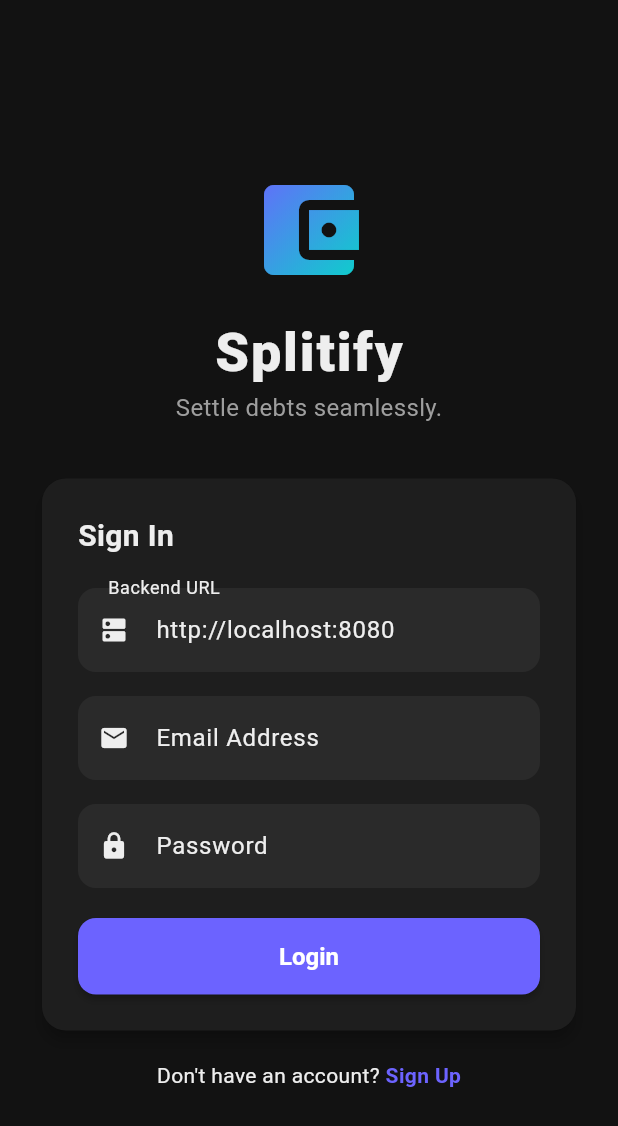
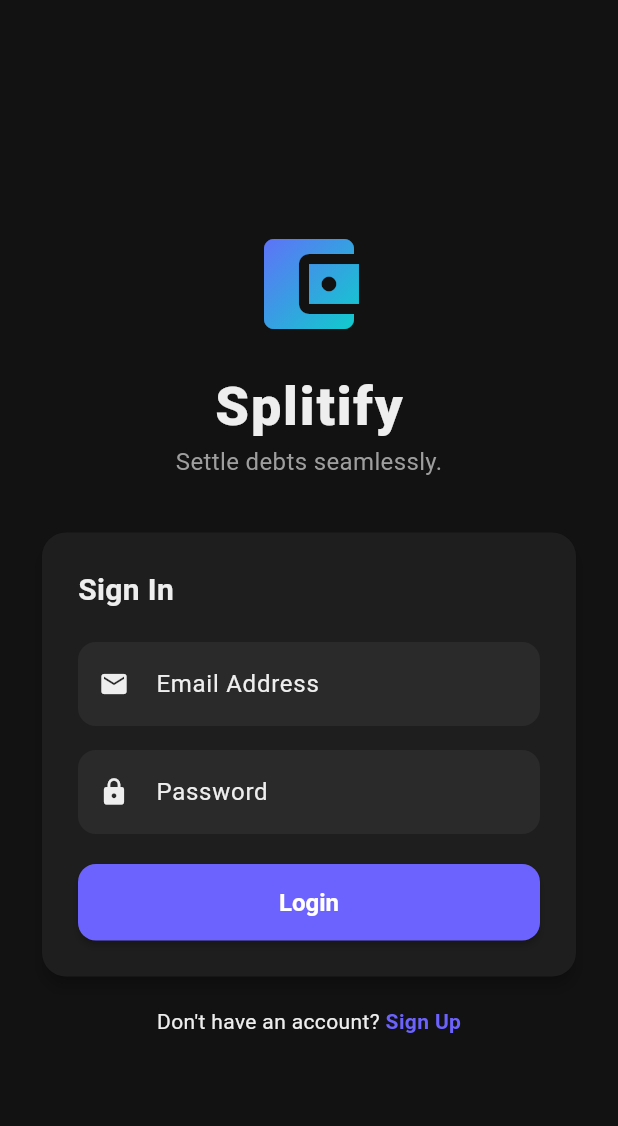
Before and after one commit to kumarandevi1200-glitch/splitify, a Flutter app: the screen it shows after launch, on a phone screen of 412 x 824 dp. Shown: the top 1126 px of the screen. Run offline on Flutter 3.47's test engine with Material 3 defaults, Android fonts, the phone set to English and light mode, and no system bars; our stand-ins replace fl_chart, shared_preferences.

Commit message:
Set default backend URL to Render production service and remove manual URL configuration input from the Login Screen

```diff
--- a/frontend/lib/api_service.dart
+++ b/frontend/lib/api_service.dart
@@ -5,9 +5,8 @@ import 'package:shared_preferences/shared_preferences.dart';
 import 'models.dart';
 
 class ApiService extends ChangeNotifier {
-  // Use http://10.0.2.2:8080 for Android Emulator local connections,
-  // http://localhost:8080 for web/desktop, or render URL.
-  String _baseUrl = 'http://localhost:8080';
+  // Production URL hosted on Render
+  String _baseUrl = 'https://split-api-0qdn.onrender.com';
 
   String? _accessToken;
   String? _refreshToken;
--- a/frontend/lib/screens/login_screen.dart
+++ b/frontend/lib/screens/login_screen.dart
@@ -15,7 +15,6 @@ class _LoginScreenState extends State<LoginScreen> {
   final _formKey = GlobalKey<FormState>();
   final _emailController = TextEditingController();
   final _passwordController = TextEditingController();
-  final _urlController = TextEditingController(text: 'http://localhost:8080');
 
   bool _isLoading = false;
   String? _errorMessage;
@@ -24,7 +23,6 @@ class _LoginScreenState extends State<LoginScreen> {
   void dispose() {
     _emailController.dispose();
     _passwordController.dispose();
-    _urlController.dispose();
     super.dispose();
   }
 
@@ -37,7 +35,6 @@ class _LoginScreenState extends State<LoginScreen> {
     });
 
     final api = Provider.of<ApiService>(context, listen: false);
-    api.setBaseUrl(_urlController.text.trim());
 
     try {
       await api.login(
@@ -121,16 +118,7 @@ class _LoginScreenState extends State<LoginScreen> {
                         ),
                         const SizedBox(height: 20),
 
-                        // API Server URL
-                        TextFormField(
-                          controller: _urlController,
-                          decoration: const InputDecoration(
-                            labelText: 'Backend URL',
-                            prefixIcon: Icon(Icons.dns, size: 20),
-                          ),
-                          validator: (value) => value == null || value.isEmpty ? 'API URL is required' : null,
-                        ),
-                        const SizedBox(height: 16),
+
 
                         // Email Field
                         TextFormField(
```
